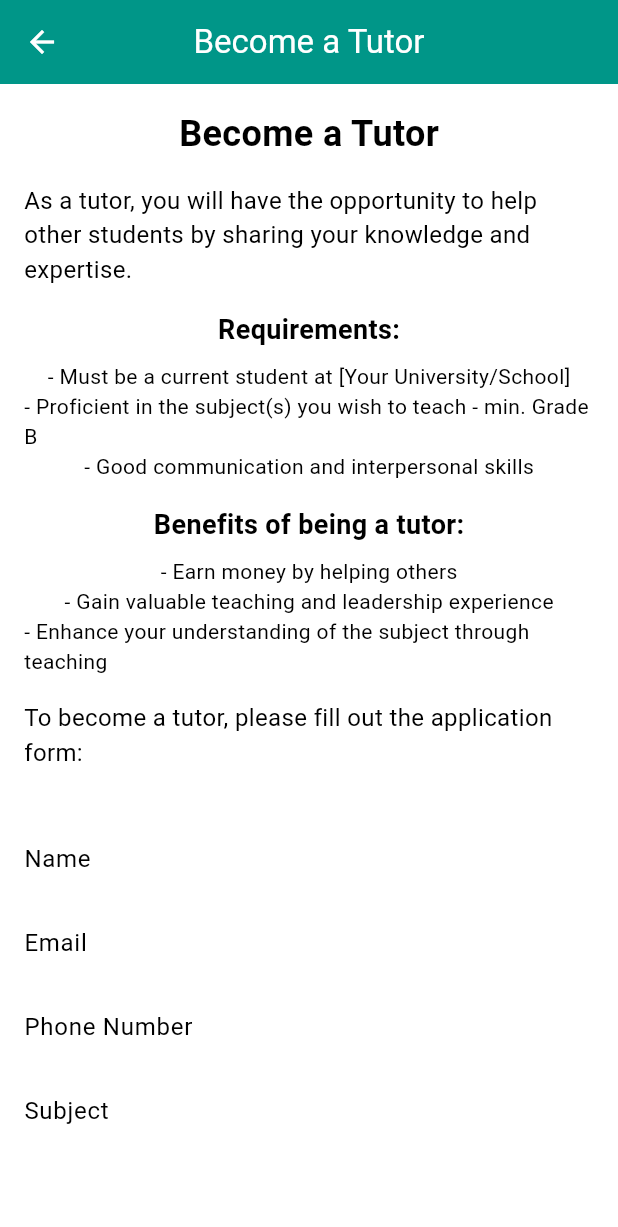
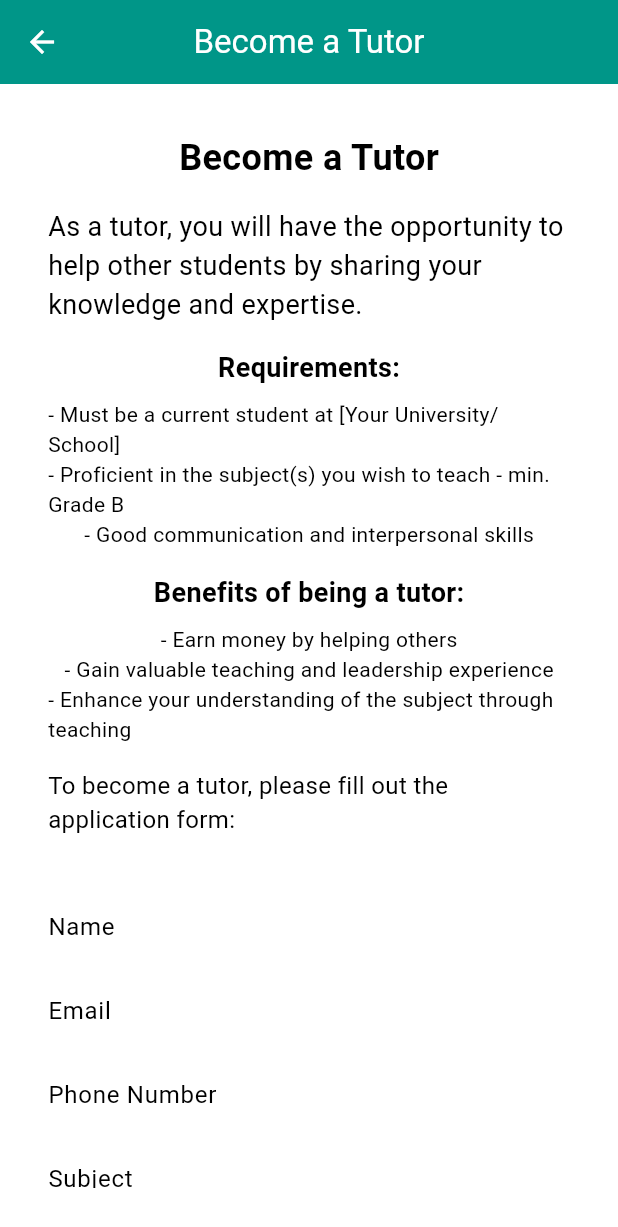
Before and after one commit to FrozenBirdXD/LivTu, a Flutter app: the BecomeTutorView screen opened by its route, on a phone screen of 412 x 824 dp. Shown: the top 1227 px of the screen. Run offline on Flutter 3.47's test engine with Material 2 defaults, Android fonts, the phone set to English and light mode, and no system bars; our stand-ins replace bloc, cloud_firestore, equatable, firebase_auth, firebase_core, firebase_storage and 3 more; accounts and stored records are empty; generated files the repository leaves out were written again.

Commit message:
small change

```diff
--- a/lib/views/become_tutor/become_tutor_view.dart
+++ b/lib/views/become_tutor/become_tutor_view.dart
@@ -35,7 +35,6 @@ class _BecomeTutorViewState extends State<BecomeTutorView> {
 
   void _submitForm() {
     if (_formKey.currentState!.validate()) {
-      // Process the form data and submit the application
       String name = _nameController.text;
       String email = _emailController.text;
       String phone = _phoneController.text;
@@ -45,9 +44,8 @@ class _BecomeTutorViewState extends State<BecomeTutorView> {
       String certifications = _certificationsController.text;
       String skills = _skillsController.text;
 
-      // Perform your application submission logic here
+      // submit logic here
 
-      // Reset the form fields
       _nameController.clear();
       _emailController.clear();
       _phoneController.clear();
@@ -57,13 +55,12 @@ class _BecomeTutorViewState extends State<BecomeTutorView> {
       _certificationsController.clear();
       _skillsController.clear();
 
-      // Show a confirmation dialog
       showDialog(
         context: context,
         builder: (context) => AlertDialog(
           title: const Text('Application Submitted'),
           content:
-              Text('Thank you, $name! Your application has been submitted.'),
+              Text('Thank you, $name! Your application has been submitted. You will be notified as soon as your submission has been reviewed.'),
           actions: [
             OutlinedButton(
               onPressed: () {
@@ -85,13 +82,14 @@ class _BecomeTutorViewState extends State<BecomeTutorView> {
         centerTitle: true,
       ),
       body: Padding(
-        padding: const EdgeInsets.all(16.0),
+        padding: const EdgeInsets.all(32.0),
         child: Form(
           key: _formKey,
           child: ListView(
             children: [
               const SizedBox(
                 child: Column(
+                  mainAxisAlignment: MainAxisAlignment.start,
                   children: [
                     Text(
                       'Become a Tutor',
@@ -103,7 +101,7 @@ class _BecomeTutorViewState extends State<BecomeTutorView> {
                     SizedBox(height: 16),
                     Text(
                       'As a tutor, you will have the opportunity to help other students by sharing your knowledge and expertise.',
-                      style: TextStyle(fontSize: 16),
+                      style: TextStyle(fontSize: 18),
                     ),
                     SizedBox(height: 16),
                     Text(
--- a/lib/views/profile/profile_view.dart
+++ b/lib/views/profile/profile_view.dart
@@ -178,7 +178,7 @@ class _ProfileViewState extends State<ProfileView> {
                                   },
                                 );
                               },
-                              child: Box(subject: subject),
+                              child: Box(subject: subject, fontSize: 16.0,),
                             );
                           }).toList(),
                         ),
@@ -258,7 +258,7 @@ class _ProfileViewState extends State<ProfileView> {
 
                       return Text(
                         description,
-                        style: const TextStyle(fontSize: 20),
+                        style: const TextStyle(fontSize: 16),
                       );
                     },
                   ),
```
